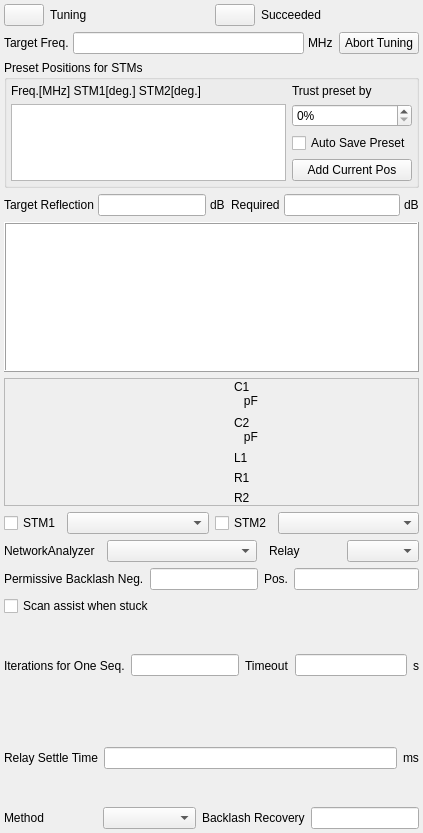
Old version of the form modules/nmr/autolctunerform.ui in the repository northriv/KAME.
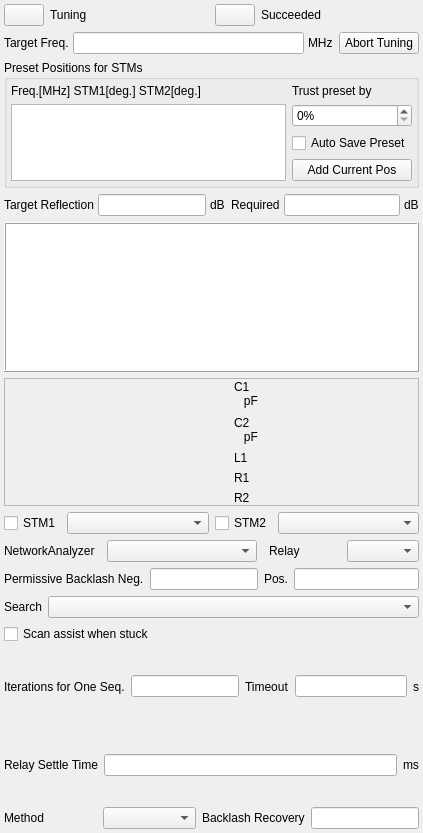
New version of the form. Icons and pictures are not drawn.

Commit message: autolctuner: an Alternate-STMs search, as tuned by hand, robust against backlash

Patch:
```diff
--- a/modules/nmr/autolctunerform.ui
+++ b/modules/nmr/autolctunerform.ui
@@ -700,6 +700,36 @@
       </item>
       </layout>
     </item>
+    <item>
+     <layout class="QHBoxLayout" name="horizontalLayoutSearchMode">
+      <item>
+       <widget class="QLabel" name="labelSearchMode">
+        <property name="sizePolicy">
+         <sizepolicy hsizetype="Preferred" vsizetype="Fixed">
+          <horstretch>0</horstretch>
+          <verstretch>0</verstretch>
+         </sizepolicy>
+        </property>
+        <property name="text">
+         <string>Search</string>
+        </property>
+       </widget>
+      </item>
+      <item>
+       <widget class="QComboBox" name="m_cmbSearchMode">
+        <property name="sizePolicy">
+         <sizepolicy hsizetype="Expanding" vsizetype="Fixed">
+          <horstretch>1</horstretch>
+          <verstretch>0</verstretch>
+         </sizepolicy>
+        </property>
+        <property name="toolTip">
+         <string>Newton: both STMs at once, from the fitted circuit. Alternate STMs: one at a time, as by hand -- the STM the resonant frequency is relatively more sensitive to sets the frequency, the other the match. Robust against backlash.</string>
+        </property>
+       </widget>
+      </item>
+     </layout>
+    </item>
     <item>
        <widget class="QCheckBox" name="m_ckbScanAssist">
         <property name="toolTip">
```
Left out of the diff: 1 changed line with no effect on the pictures. The commit also changes 3 other files.
